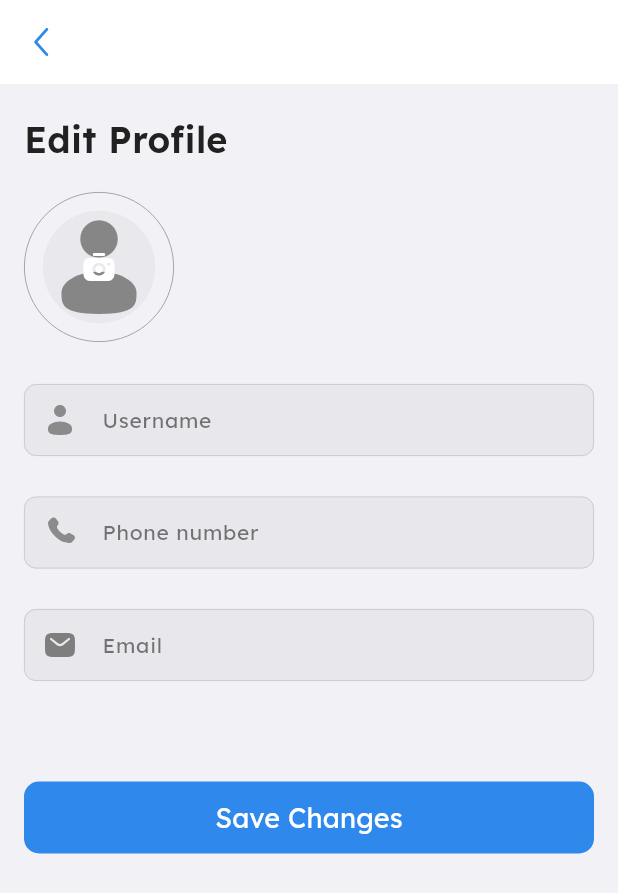
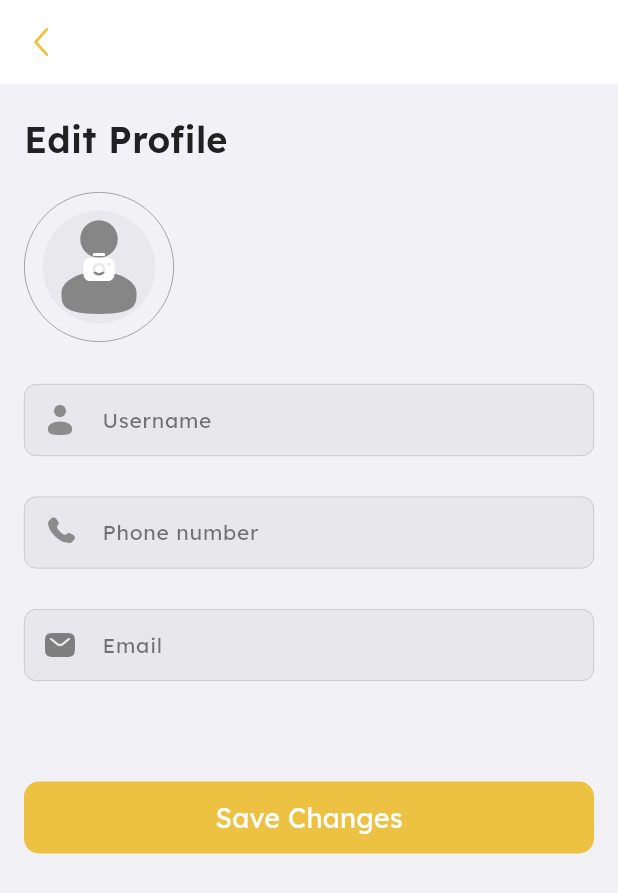
Before and after one commit to mohamed-sd/eDemandCustomerV4, a Flutter app: the EditProfileScreen screen opened directly with empty values, on a phone screen of 412 x 824 dp. Shown: the top 893 px of the screen. Run offline on Flutter 3.47's test engine with Material 3 defaults, Android fonts, the phone set to English and light mode, and no system bars; our stand-ins replace awesome_notifications, cached_network_image, carousel_slider, device_info_plus, dio, file_picker and 30 more; missing offline and left inert: any_link_preview, custom_info_window, external_path, flutter_shader_snap, flutter_stripe, quick_actions and 2 more; accounts and stored records are empty; network calls fail; project files that could hold a hidden picture were left out.

Commit message:
logo and colors

```diff
--- a/lib/utils/colors.dart
+++ b/lib/utils/colors.dart
@@ -7,7 +7,7 @@ extension AppColors on ColorScheme {
   //card color
   static Color lightSecondaryColor = const Color(0xffFFFFFF);
   //main color
-  static Color lightAccentColor = const Color(0xff2F88EB);
+  static Color lightAccentColor = const Color(0xFFEDC242);
   //text color
   static Color lightSubHeadingColor1 = const Color(0xff212121);
 
@@ -17,7 +17,7 @@ extension AppColors on ColorScheme {
   //card color
   static Color darkSecondaryColor = const Color(0xff212121);
   //main color
-  static Color darkAccentColor = const Color(0xff0079FF);
+  static Color darkAccentColor = const Color(0xFFEDC242);
   //text color
   static Color darkSubHeadingColor1 = const Color(0xffFFFFFF);
 
@@ -26,8 +26,8 @@ extension AppColors on ColorScheme {
   Color get lightGreyColor => const Color(0xff8B8B8B);
 
   //splashScreen GradientColor
-  static Color splashScreenGradientTopColor = const Color(0xff2050D2);
-  static Color splashScreenGradientBottomColor = const Color(0xff143386);
+  static Color splashScreenGradientTopColor = const Color(0xffdcae15);
+  static Color splashScreenGradientBottomColor = const Color(0xfff8c006);
 
   Color get primaryColor =>
       brightness == Brightness.light ? lightPrimaryColor : darkPrimaryColor;
--- a/pubspec.yaml
+++ b/pubspec.yaml
@@ -138,6 +138,7 @@ flutter:
     - packages/flutter_shader_snap/shaders/smoke_snap_effect_shader.glsl # add if you use SnapShaderType.smoke
 
   assets:
+    - assets/home.jpg
     - assets/languages/
     - assets/images/
     - assets/images/branding/
```
Also changed, not shown: lib/ui/screens/splashScreen.dart (+18 -18 lines), 11 other files.
